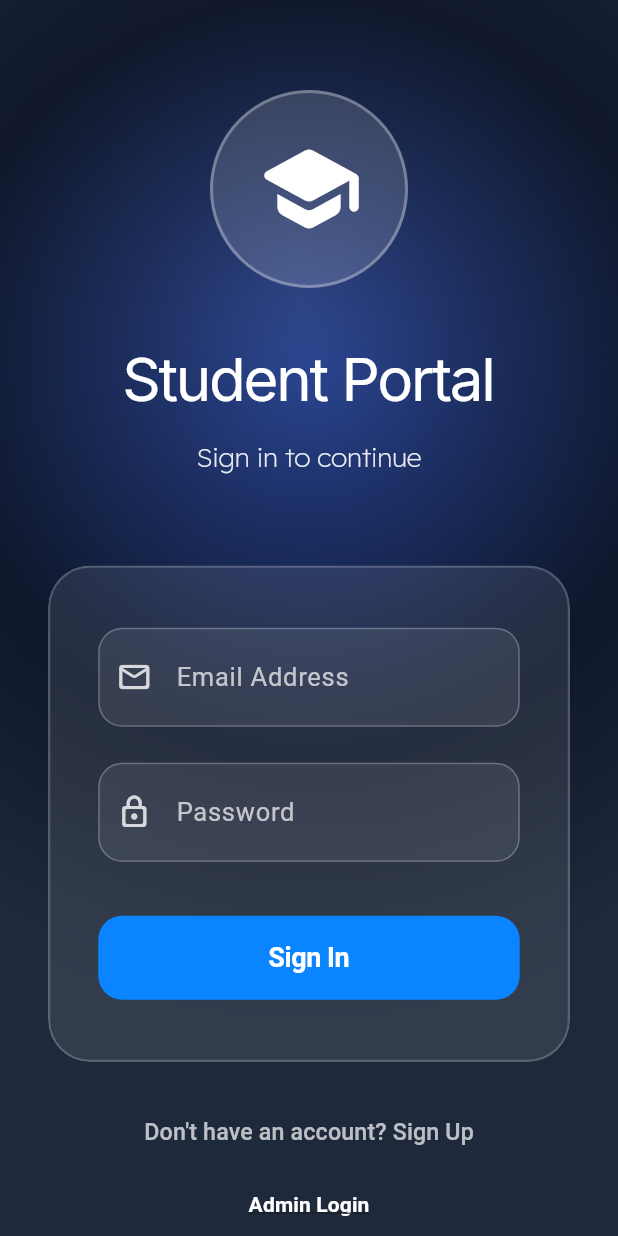
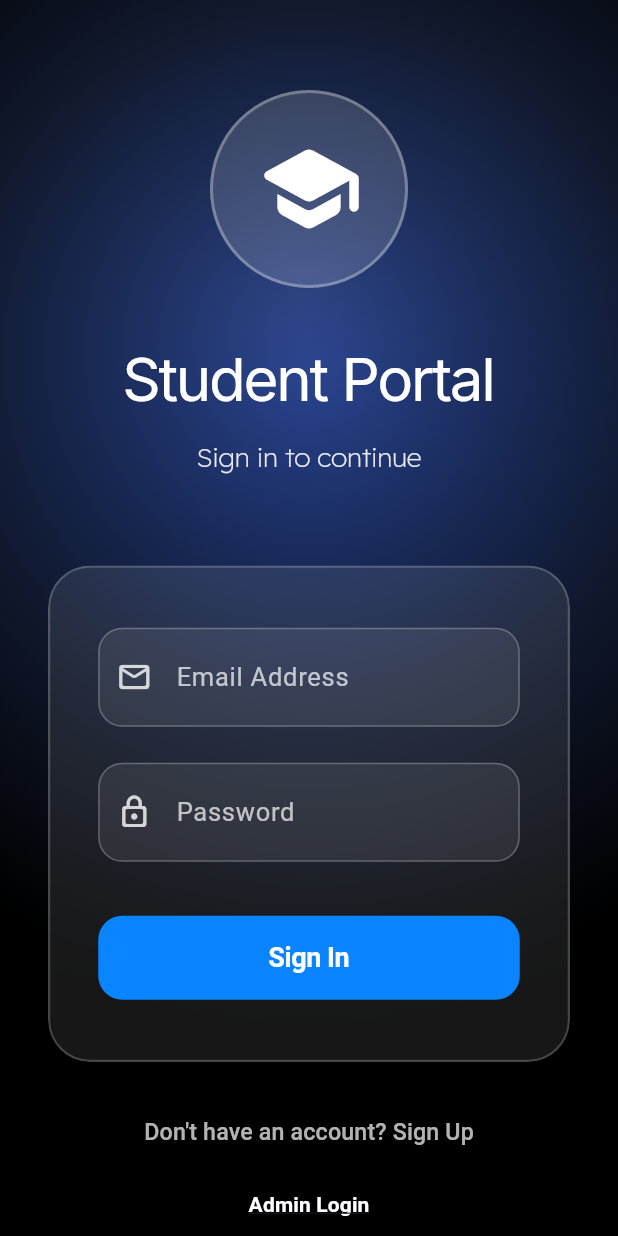
Before and after one commit to waris-ali-git/login, a Flutter app: the LoginScreen screen opened by its route, on a phone screen of 412 x 824 dp. Run offline on Flutter 3.47's test engine with Material 3 defaults, Android fonts, the phone set to English and light mode, and no system bars; our stand-ins replace file_picker, firebase_auth, firebase_core, google_fonts, open_filex, shared_preferences; accounts and stored records are empty.

Commit message:
feat: Update gradient color to black
Refactors the gradient on the login screen by changing the third color stop from `0xFF1E293B` to `Colors.black` for a darker effect.

```diff
--- a/lib/login_screen.dart
+++ b/lib/login_screen.dart
@@ -59,7 +59,7 @@ class _LoginScreenState extends State<LoginScreen> {
                 colors: [
                   Color(0xFF1E3A8A), // Deep indigo
                   Color(0xFF0F172A), // Almost black
-                  Color(0xFF1E293B),
+                  Colors.black,
                 ],
                 stops: [0.0, 0.6, 1.0],
               ),
```
